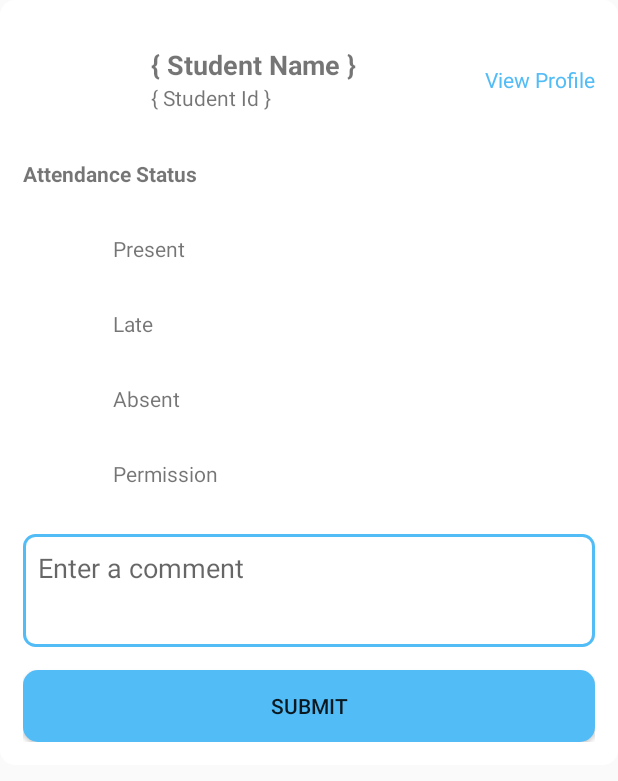
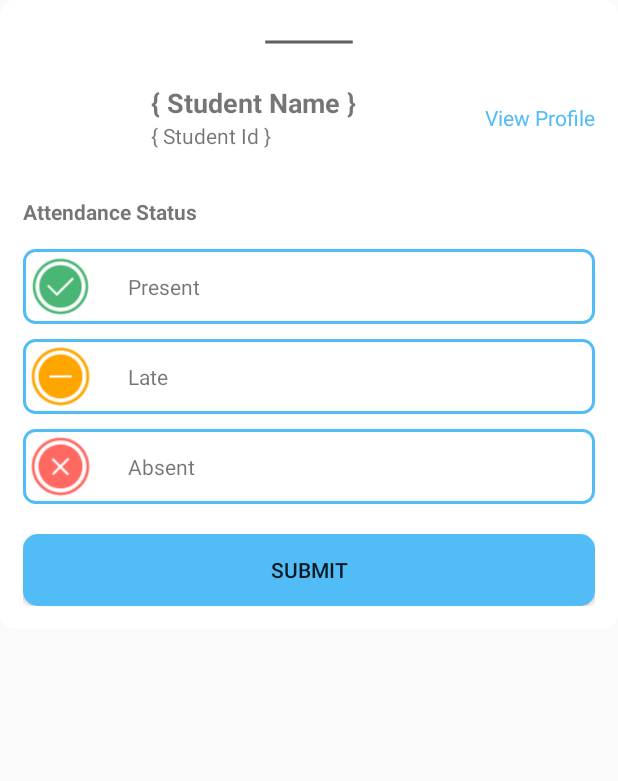
Before and after one commit to AldrickH/Hadir-Android, an Android app: the layout bs_student.xml on its own in the app's theme, with its tools: preview values and no code run, on a phone screen of 412 x 824 dp. Shown: the top 781 px of the screen. Run offline under Robolectric (Android 15) with nearby library versions, the phone set to English and light mode, and no system bars.

Commit message:
UI changes on bottomsheet Class detail

```diff
--- a/app/build.gradle
+++ b/app/build.gradle
@@ -35,6 +35,4 @@ dependencies {
     androidTestImplementation 'androidx.test.espresso:espresso-core:3.2.0'
     implementation 'com.google.android.material:material:1.0.0'
     implementation 'androidx.gridlayout:gridlayout:1.0.0'
-    implementation 'com.mikhaellopez:circularprogressbar:1.0.0'
-    implementation 'de.hdodenhof:circleimageview:2.2.0'
 }
--- a/app/src/main/AndroidManifest.xml
+++ b/app/src/main/AndroidManifest.xml
@@ -10,8 +10,8 @@
         android:roundIcon="@mipmap/ic_launcher_round"
         android:supportsRtl="true"
         android:theme="@style/AppTheme">
+        <activity android:name=".AddClass"></activity>
         <activity android:name=".Explore" />
-        <activity android:name=".AddClass" />
         <activity android:name=".Home" />
         <activity android:name=".MainActivity">
             <intent-filter>
--- a/app/src/main/java/com/aldricklevina/hadir/Model/Student.java
+++ b/app/src/main/java/com/aldricklevina/hadir/Model/Student.java
@@ -2,9 +2,7 @@ package com.aldricklevina.hadir.Model;
 
 public class Student {
 
-    public String id, fullName, classId;
-
-    public String status;
+    private String id, fullName, classId, status;
 
     public Student(String _id, String _fullName, String _classId, String _status) {
         this.id = _id;
--- a/app/src/main/java/com/aldricklevina/hadir/StudentProfile.java
+++ b/app/src/main/java/com/aldricklevina/hadir/StudentProfile.java
@@ -9,7 +9,6 @@ import android.widget.ProgressBar;
 import android.widget.TextView;
 
 import com.aldricklevina.hadir.Model.App;
-import com.mikhaellopez.circularprogressbar.CircularProgressBar;
 
 public class StudentProfile extends AppCompatActivity {
 
--- a/app/src/main/java/com/aldricklevina/hadir/ui/myclass/MyClassFragment.java
+++ b/app/src/main/java/com/aldricklevina/hadir/ui/myclass/MyClassFragment.java
@@ -23,7 +23,6 @@ import com.aldricklevina.hadir.Model.ClassInfoAdapter;
 import com.aldricklevina.hadir.R;
 
 import java.util.ArrayList;
-import java.util.Objects;
 
 public class MyClassFragment extends Fragment {
 
--- a/app/src/main/java/com/aldricklevina/hadir/ui/profile/ProfileFragment.java
+++ b/app/src/main/java/com/aldricklevina/hadir/ui/profile/ProfileFragment.java
@@ -50,12 +50,12 @@ public class ProfileFragment extends Fragment implements View.OnClickListener {
     public void onViewCreated(@NonNull View view, @Nullable Bundle savedInstanceState) {
         super.onViewCreated(view, savedInstanceState);
 
+        imgEditName = view.findViewById(R.id.imgEditName_prof);
+        imgEditPass = view.findViewById(R.id.imgEditPass_prof);
+
         editTextName = view.findViewById(R.id.editTextName_prof);
         editTextEmail = view.findViewById(R.id.editTextEmail_prof);
         editTextPassword = view.findViewById(R.id.editTextPassword_prof);
-
-        imgEditName = view.findViewById(R.id.imgEditName_prof);
-        imgEditPass = view.findViewById(R.id.imgEditPass_prof);
 
         btnSave = view.findViewById(R.id.btnSave_prof);
         btnCancel = view.findViewById(R.id.btnCancel_prof);
--- /dev/null
+++ b/app/src/main/res/drawable/ic_remove_black_24dp.xml
@@ -0,0 +1,9 @@
+<vector xmlns:android="http://schemas.android.com/apk/res/android"
+        android:width="100dp"
+        android:height="25dp"
+        android:viewportWidth="24.0"
+        android:viewportHeight="24.0">
+    <path
+        android:fillColor="@color/colorGray"
+        android:pathData="M19,13H5v-2h14v2z"/>
+</vector>
--- a/app/src/main/res/layout/bs_student.xml
+++ b/app/src/main/res/layout/bs_student.xml
@@ -5,6 +5,11 @@
     android:background="@drawable/bg_white"
     android:orientation="vertical"
     android:padding="15dp">
+
+    <ImageView
+        android:layout_width="match_parent"
+        android:layout_height="wrap_content"
+        android:src="@drawable/ic_remove_black_24dp" />
 
     <LinearLayout
         android:layout_width="match_parent"
@@ -73,92 +78,79 @@
     </LinearLayout>
 
     <LinearLayout
+        android:id="@+id/layoutPresent_bs"
         android:layout_width="match_parent"
         android:layout_height="wrap_content"
+        android:layout_marginBottom="10dp"
+        android:background="@drawable/bg_blue_stroke"
         android:orientation="horizontal">
 
         <ImageView
             android:layout_width="50dp"
-            android:layout_height="50dp" />
+            android:layout_height="50dp"
+            android:padding="5dp"
+            android:src="@drawable/present" />
 
         <TextView
             android:layout_width="match_parent"
             android:layout_height="wrap_content"
             android:layout_gravity="center_vertical"
-            android:layout_marginStart="10dp"
+            android:layout_marginStart="20dp"
             android:text="Present" />
 
     </LinearLayout>
 
     <LinearLayout
+        android:id="@+id/layoutLate_bs"
         android:layout_width="match_parent"
         android:layout_height="wrap_content"
+        android:layout_marginBottom="10dp"
+        android:background="@drawable/bg_blue_stroke"
         android:orientation="horizontal">
 
         <ImageView
             android:layout_width="50dp"
-            android:layout_height="50dp" />
+            android:layout_height="50dp"
+            android:padding="5dp"
+            android:src="@drawable/late" />
 
         <TextView
             android:layout_width="match_parent"
             android:layout_height="wrap_content"
             android:layout_gravity="center_vertical"
-            android:layout_marginStart="10dp"
+            android:layout_marginStart="20dp"
             android:text="Late" />
 
     </LinearLayout>
 
     <LinearLayout
+        android:id="@+id/layoutAbsent_bs"
         android:layout_width="match_parent"
         android:layout_height="wrap_content"
+        android:layout_marginBottom="10dp"
+        android:background="@drawable/bg_blue_stroke"
         android:orientation="horizontal">
 
         <ImageView
             android:layout_width="50dp"
-            android:layout_height="50dp" />
+            android:layout_height="50dp"
+            android:padding="5dp"
+            android:src="@drawable/absent" />
 
         <TextView
             android:layout_width="match_parent"
             android:layout_height="wrap_content"
             android:layout_gravity="center_vertical"
-            android:layout_marginStart="10dp"
+            android:layout_marginStart="20dp"
             android:text="Absent" />
 
     </LinearLayout>
-
-    <LinearLayout
-        android:layout_width="match_parent"
-        android:layout_height="wrap_content"
-        android:orientation="horizontal">
-
-        <ImageView
-            android:layout_width="50dp"
-            android:layout_height="50dp" />
-
-        <TextView
-            android:layout_width="match_parent"
-            android:layout_height="wrap_content"
-            android:layout_gravity="center_vertical"
-            android:layout_marginStart="10dp"
-            android:text="Permission" />
-
-    </LinearLayout>
-
-    <EditText
-        android:layout_width="match_parent"
-        android:layout_height="75dp"
-        android:layout_marginTop="15dp"
-        android:background="@drawable/bg_blue_stroke"
-        android:gravity="top"
-        android:hint="Enter a comment"
-        android:inputType="text"
-        android:padding="10dp" />
 
     <Button
         android:id="@+id/btnSubmit_bs"
         android:layout_width="match_parent"
         android:layout_height="wrap_content"
-        android:layout_marginTop="15dp"
+        android:layout_marginTop="10dp"
         android:background="@drawable/bg_blue"
         android:text="Submit" />
 
```
Also changed, not shown: app/src/main/java/com/aldricklevina/hadir/AddClass.java (+0 -11 lines), app/src/main/java/com/aldricklevina/hadir/BS_Student.java (+57 -22 lines), app/src/main/java/com/aldricklevina/hadir/ClassDetails.java (+26 -4 lines), app/src/main/java/com/aldricklevina/hadir/Model/StudentAdapter.java (+33 -0 lines), app/src/main/res/layout/activity_add_class.xml (+26 -29 lines), app/src/main/res/layout/activity_class_details.xml (+30 -26 lines), app/src/main/res/layout/list_student.xml (+20 -7 lines), app/src/main/res/drawable/absent.png (added), app/src/main/res/drawable/default_status.png (added), app/src/main/res/drawable/late.png (added), app/src/main/res/drawable/present.png (added).
